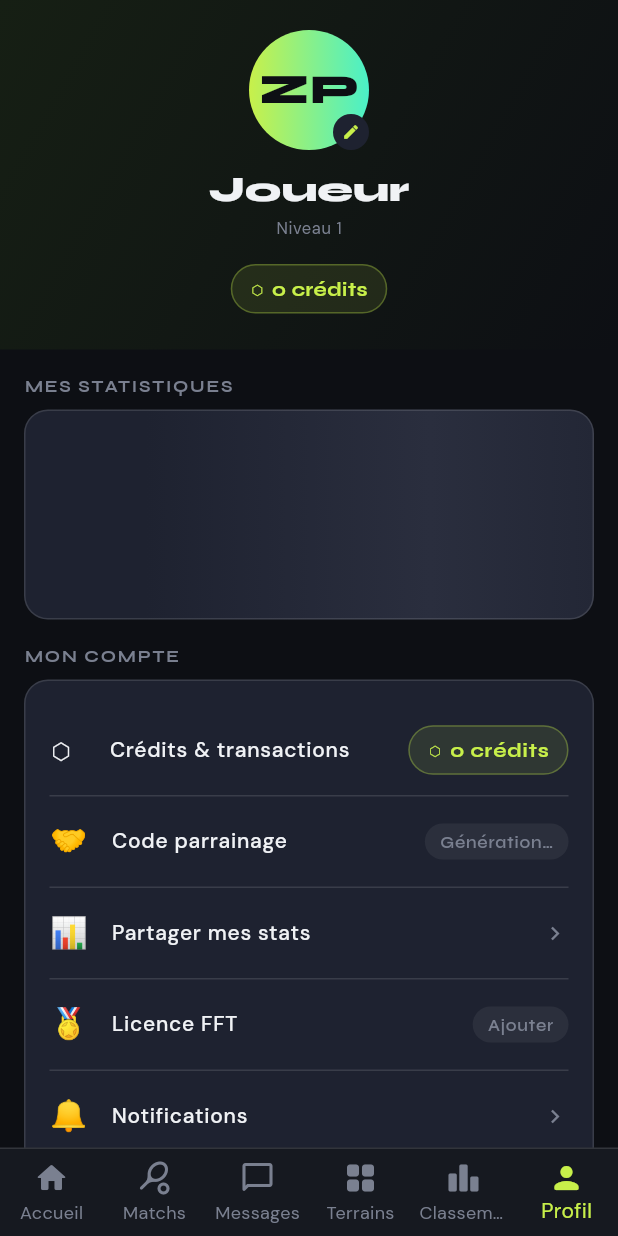
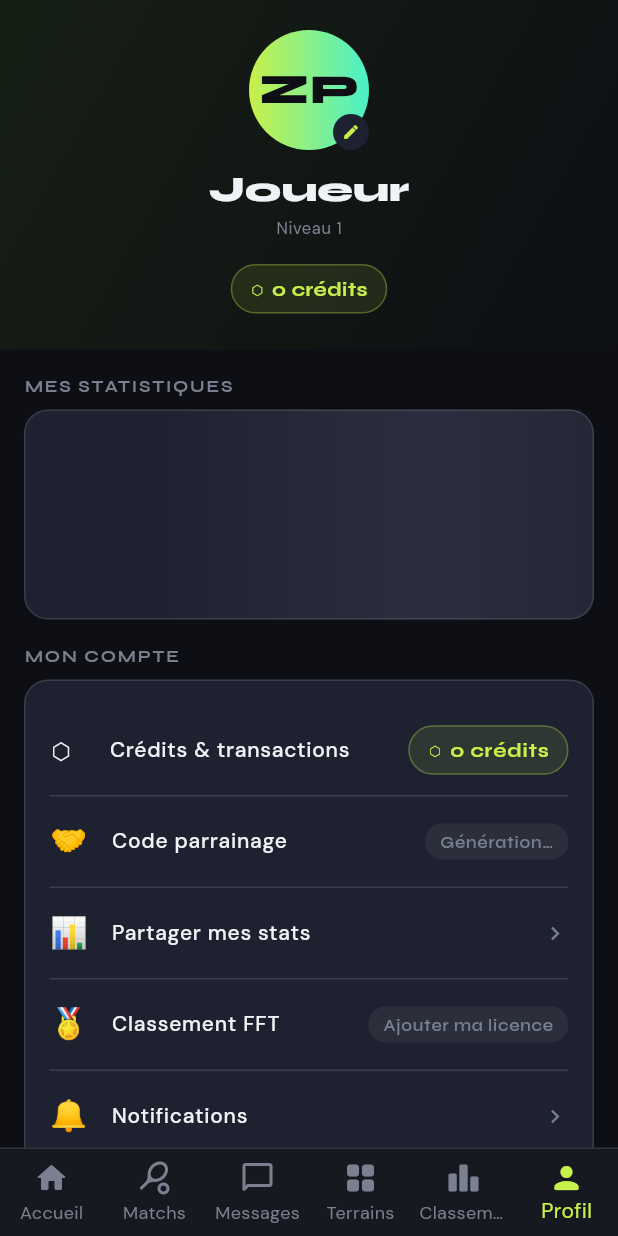
Before and after one commit to faraondamien-glitch/zupadel, a Flutter app: the ProfileScreen screen opened by its route, on a phone screen of 412 x 824 dp. Run offline on Flutter 3.47's test engine with Material 3 defaults, Android fonts, the phone set to English and light mode, and no system bars; our stand-ins replace cloud_firestore, cloud_functions, firebase_auth, firebase_core, firebase_messaging, firebase_storage and 10 more; missing offline and left inert: flutter_stripe; accounts and stored records are empty.

Commit message:
fix: classement FFT uniquement auto-synchro depuis la FFT
- Header profil : suppression de '· FFT P25' dans le sous-titre
- Menu 'Classement FFT' :
  · Affiche le rang synchro (ex. P100) si disponible → tag vert
  · 'En attente…' si licence enregistrée mais pas encore synchronisée
  · 'Ajouter ma licence' si aucune licence renseignée
- Share stats card : rang affiché dans un badge 'FFT P100' stylisé
  plutôt qu'en texte brut

https://claude.ai/code/session_01QT3YcEJGGbJgyjomuTBhjU

```diff
--- a/lib/screens/other_screens.dart
+++ b/lib/screens/other_screens.dart
@@ -868,7 +868,7 @@ class ProfileScreen extends ConsumerWidget {
                   Text(user?.fullName ?? 'Joueur', style: Theme.of(context).textTheme.displayMedium),
                   const SizedBox(height: 4),
                   Text(
-                    'Niveau ${user?.level ?? 1}${user?.city != null ? ' · ${user!.city}' : ''}${user?.fftRank != null ? ' · FFT ${user!.fftRank}' : ''}',
+                    'Niveau ${user?.level ?? 1}${user?.city != null ? ' · ${user!.city}' : ''}',
                     style: Theme.of(context).textTheme.bodySmall,
                   ),
                   const SizedBox(height: 16),
@@ -975,10 +975,12 @@ class ProfileScreen extends ConsumerWidget {
                     const Divider(height: 1),
                     _MenuRow(
                       icon: '🏅',
-                      label: 'Licence FFT',
-                      trailing: user?.fftLicense != null
-                          ? ZuTag('Enregistrée', style: ZuTagStyle.green)
-                          : ZuTag('Ajouter', style: ZuTagStyle.neutral),
+                      label: 'Classement FFT',
+                      trailing: user?.fftRank != null
+                          ? ZuTag(user!.fftRank!, style: ZuTagStyle.green)
+                          : user?.fftLicense != null
+                              ? ZuTag('En attente…', style: ZuTagStyle.neutral)
+                              : ZuTag('Ajouter ma licence', style: ZuTagStyle.neutral),
                       onTap: () => context.go('/profile/edit'),
                     ),
                     const Divider(height: 1),
@@ -2002,10 +2004,18 @@ class _StatsCard extends StatelessWidget {
                                 ),
                                 if (user?.fftRank != null) ...[
                                   const SizedBox(width: 6),
-                                  Text(
-                                    user!.fftRank!,
-                                    style: GoogleFonts.dmSans(
-                                      fontSize: 10, color: ZuTheme.textSecondary,
+                                  Container(
+                                    padding: const EdgeInsets.symmetric(horizontal: 6, vertical: 2),
+                                    decoration: BoxDecoration(
+                                      color: ZuTheme.accent.withOpacity(0.12),
+                                      borderRadius: BorderRadius.circular(4),
+                                    ),
+                                    child: Text(
+                                      'FFT ${user!.fftRank!}',
+                                      style: GoogleFonts.syne(
+                                        fontSize: 9, fontWeight: FontWeight.w700,
+                                        color: ZuTheme.accent,
+                                      ),
                                     ),
                                   ),
                                 ],
```
